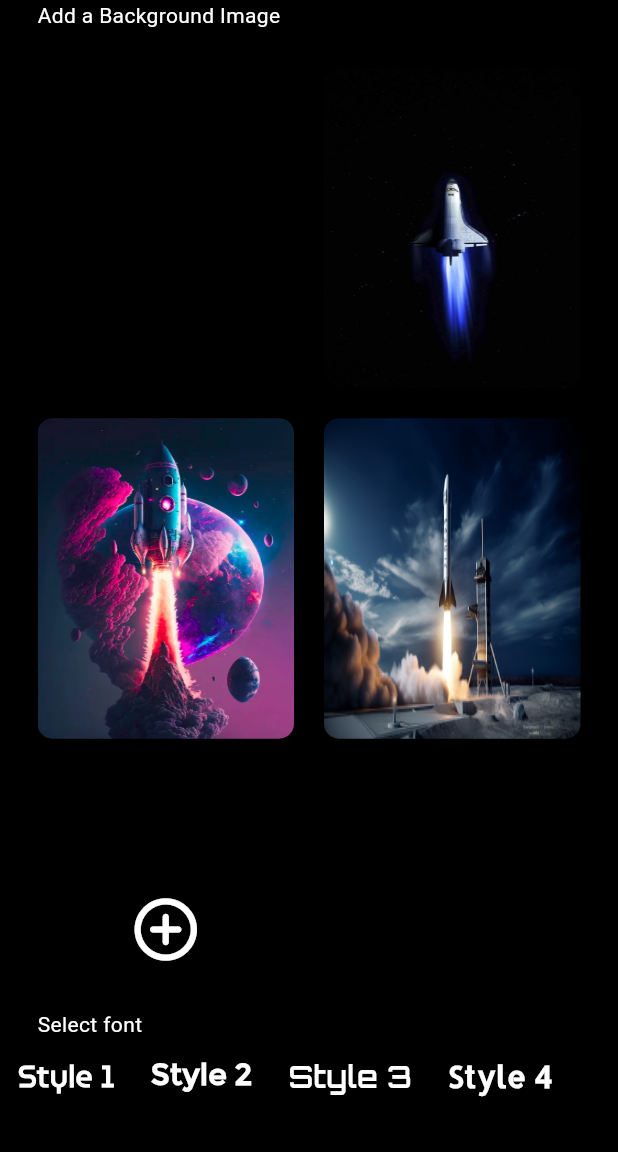
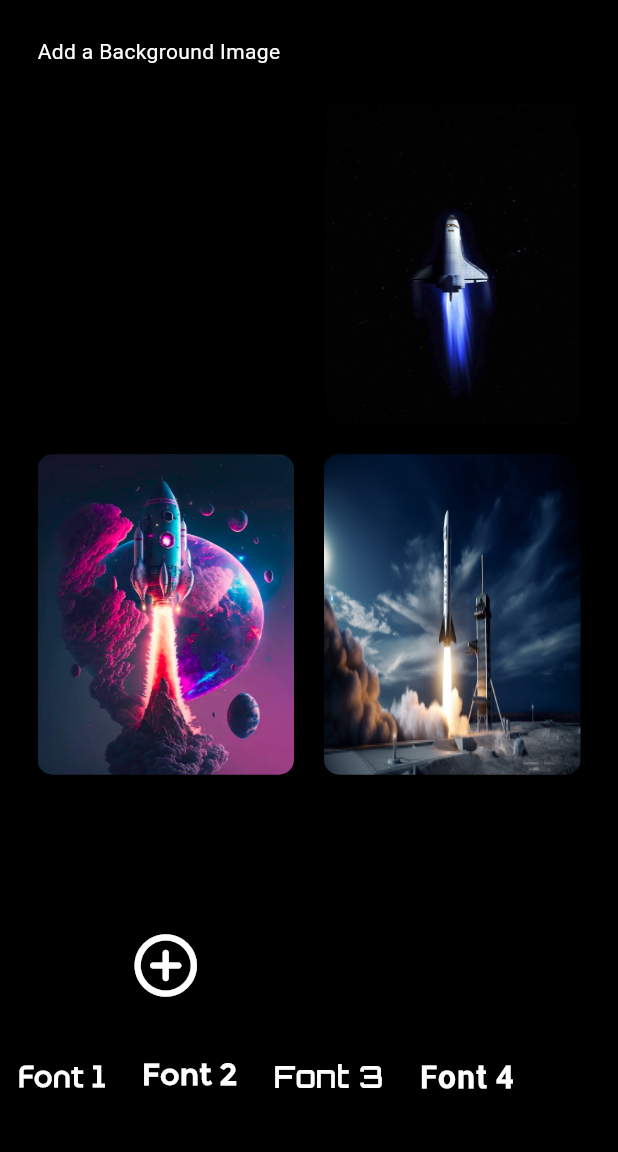
Before and after one commit to adeeb018/estes_app, a Flutter app: the screen it shows after launch, after a tap on the "settings" icon, on a phone screen of 412 x 824 dp, the part 84-1236 px from its top. Run offline on Flutter 3.47's test engine with Material 3 defaults, Android fonts, the phone set to English and light mode, and no system bars; our stand-ins replace animated_text_kit, flutter_animate, flutter_carousel_widget, get; missing offline and left inert: flutter_swipe_button.

Commit message:
5 pages for rocket launching has bee designed

```diff
--- a/lib/presentation/pages/settings_page.dart
+++ b/lib/presentation/pages/settings_page.dart
@@ -37,6 +37,7 @@ class _SettingsPageState extends State<SettingsPage> {
   @override
   Widget build(BuildContext context) {
     return Scaffold(
+      extendBodyBehindAppBar: true,
       backgroundColor: Colors.black,
       appBar: AppBarWidget( /////////////appbar widget is called and a function parameter is passed so that back functionality can be implemented
         onpressed: () {
@@ -52,7 +53,7 @@ class _SettingsPageState extends State<SettingsPage> {
             crossAxisAlignment: CrossAxisAlignment.start,
             children: [
               const Padding(
-                padding: EdgeInsets.only(left: 25.0),
+                padding: EdgeInsets.only(left: 25.0,top: 80),
                 child: Text('Add a Background Image',style: TextStyle(color: Colors.white),),
               ),
               Expanded(
@@ -74,10 +75,6 @@ class _SettingsPageState extends State<SettingsPage> {
               Column(
                 crossAxisAlignment: CrossAxisAlignment.start,
                 children: [
-                  const Padding(
-                    padding: EdgeInsets.only(left: 25.0),
-                    child: Text('Select font',style: TextStyle(color: Colors.white),),
-                  ),
                   Padding(
                     padding: const EdgeInsets.only(bottom: 25.0),
                     child: SizedBox(
@@ -87,10 +84,10 @@ class _SettingsPageState extends State<SettingsPage> {
                         // mainAxisAlignment: MainAxisAlignment.start,
                         children: [
                           // Padding(padding: EdgeInsets.only(top: 0)),
-                          styleButton('MuseoModerno','Style 1'),
-                          styleButton('Khyay','Style 2'),
-                          styleButton('Orbitron','Style 3'),
-                          styleButton('AllertaStencil','Style 4'),
+                          styleButton('MuseoModerno','Font 1'),
+                          styleButton('Khyay','Font 2'),
+                          styleButton('Orbitron','Font 3'),
+                          styleButton('AllertaStencil','Font 4'),
                         ],
                       ),
                     ),
--- a/lib/presentation/widgets/backgroundImage_widget.dart
+++ b/lib/presentation/widgets/backgroundImage_widget.dart
@@ -13,7 +13,7 @@ class BackgroundLoad extends StatelessWidget {
   @override
   Widget build(BuildContext context) {
     return Obx(() {
-      if (storeController.currentTheme == 2) {
+      if (storeController.currentTheme.value == 2) {
         return Transform.scale(
           scaleY: 1.7,
           scaleX: 1.4,
@@ -21,10 +21,10 @@ class BackgroundLoad extends StatelessWidget {
           child: backgroundImageContainer(),
         );
       }
-      if (storeController.currentTheme == 3) {
+      if (storeController.currentTheme.value == 3) {
         return backgroundImageContainer();
       }
-      if (storeController.currentTheme == 4) {
+      if (storeController.currentTheme.value == 4) {
         return backgroundImageContainer();
       } else {
         return SizedBox();
```
Also changed, not shown: lib/presentation/pages/after_launch_screen.dart (added, +81 -0 lines), lib/presentation/pages/launch_screen.dart (+3 -18 lines), lib/presentation/pages/successfull_launch_screen.dart (deleted, +0 -14 lines), lib/presentation/widgets/page_image_container.dart (added, +71 -0 lines), assets/images/danger_exclamation.png (added), assets/images/exclamation_mark.png (added), assets/images/something_not_right.png (added), assets/images/success_image_stack_1.png (added), assets/images/success_image_stack_2.png (added), assets/images/troubleshoot.png (added).
